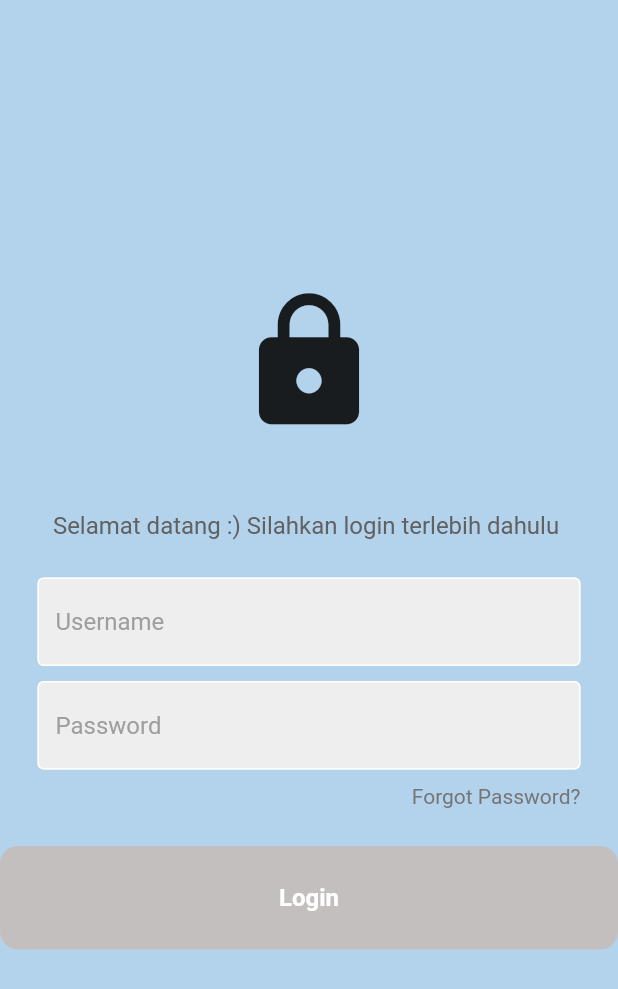
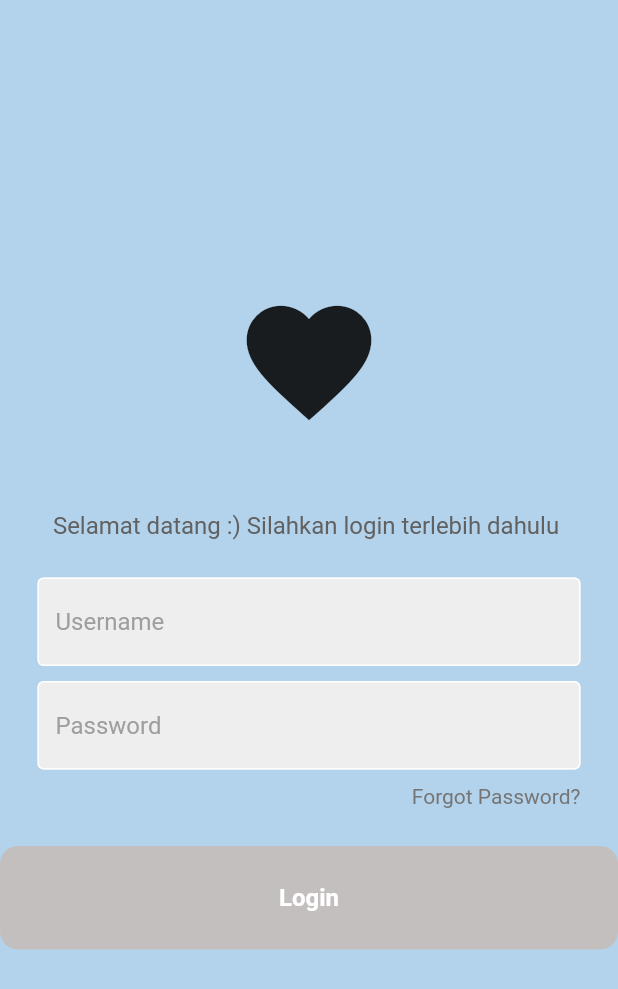
Before and after one commit to nurrohmahqiani/listviewnloginn, a Flutter app: the screen it shows after launch, on a phone screen of 412 x 824 dp. Shown: the top 989 px of the screen. Run offline on Flutter 3.47's test engine with Material 2 defaults, Android fonts, the phone set to English and light mode, and no system bars.

Commit message:
login_page.dart

```diff
--- a/lib/pages/login_page.dart
+++ b/lib/pages/login_page.dart
@@ -27,7 +27,7 @@ class LoginPage extends StatelessWidget {
 
               // logo
               const Icon(
-                Icons.lock,
+                Icons.favorite,
                 size: 100,
               ),
 
```
